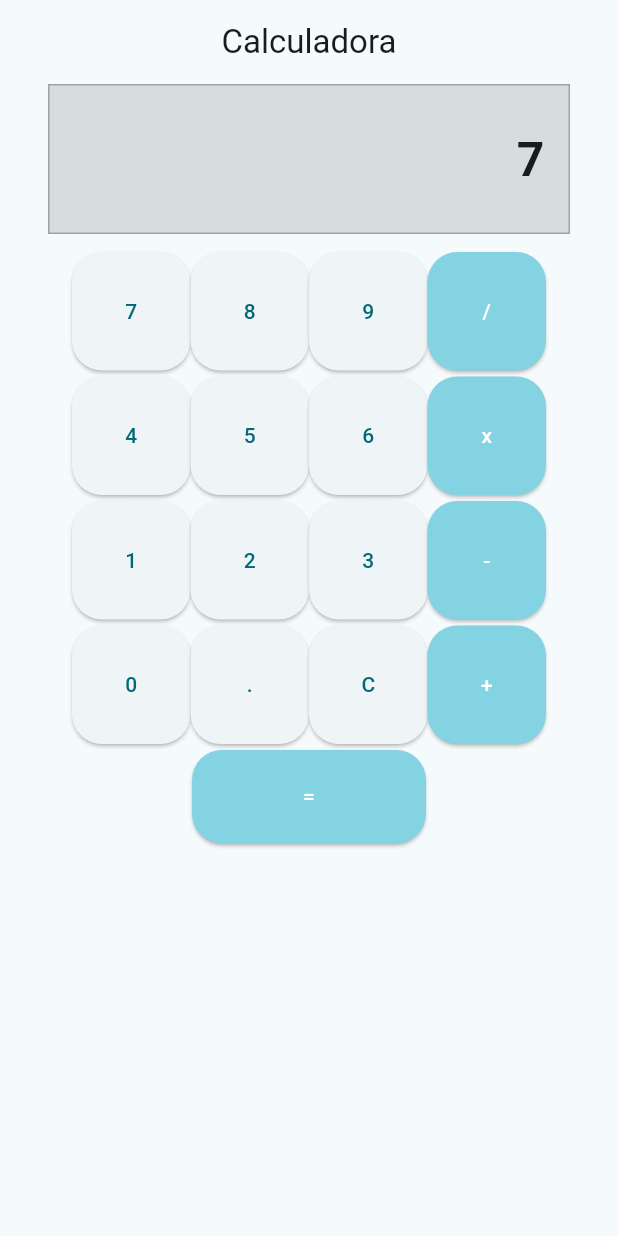
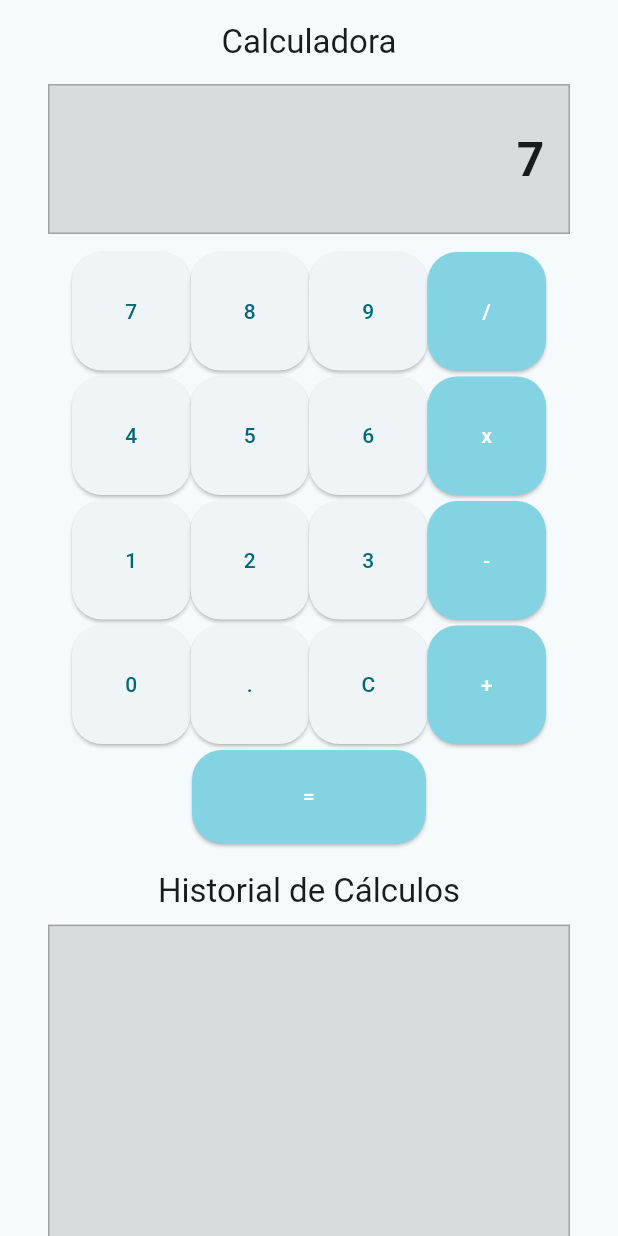
Before and after one commit to CarlosGonzalez14/dispositivos-moviles-act-6-provider, a Flutter app: the screen it shows after launch, after a tap on an icon or button, on a phone screen of 412 x 824 dp. Run offline on Flutter 3.47's test engine with Material 3 defaults, Android fonts, the phone set to English and light mode, and no system bars.

Commit message:
Añadí historial de cálculos

```diff
--- a/lib/provider/display_controller.dart
+++ b/lib/provider/display_controller.dart
@@ -1,12 +1,14 @@
 import 'package:flutter/material.dart';
 
 class DisplayController extends ChangeNotifier{
-  String _displayText = "";
+  String _displayText = "", _calculation = "";
+  List<String> _calculationHistory = [];
   String? _operator;
   double? _firstValue, _secondValue;
   bool _newOperation = true;
 
   String get displayText => _displayText;
+  List<String> get calculationHistory => _calculationHistory;
 
   set displayText(String value){
       switch(value)
@@ -64,6 +66,10 @@ class DisplayController extends ChangeNotifier{
               _displayText = ((_firstValue ?? 0.0) / (_secondValue ?? 0.0)).toString();
                 break;
             }
+            _calculation = "$_firstValue $_operator $_secondValue = $_displayText";
+            _calculationHistory.add(_calculation);
+
+            _calculation = "";
             _firstValue = null;
             _secondValue = null;
             _operator = null;
--- a/lib/screens/calculadora_screen.dart
+++ b/lib/screens/calculadora_screen.dart
@@ -2,6 +2,7 @@ import 'package:flutter/material.dart';
 import 'package:moviles_act_4/widgets/button_row.dart';
 import 'package:moviles_act_4/widgets/display.dart';
 import 'package:moviles_act_4/widgets/equals_row.dart';
+import 'package:moviles_act_4/widgets/history.dart';
 
 class CalculadoraScreen extends StatefulWidget {
   const CalculadoraScreen({super.key});
@@ -13,6 +14,8 @@ class CalculadoraScreen extends StatefulWidget {
 class _CalculadoraScreenState extends State<CalculadoraScreen> {
   @override
   Widget build(BuildContext context) {
+    final theme = Theme.of(context);
+
     return Scaffold(
       appBar: AppBar(
         title: Text("Calculadora"),
@@ -22,7 +25,7 @@ class _CalculadoraScreenState extends State<CalculadoraScreen> {
         children: [
           Display(),
           SizedBox(height: 10,),
-          Expanded(
+          Container(
             child: Column(
               children: [
                 ButtonRow(rowNumber: 1,),
@@ -32,7 +35,14 @@ class _CalculadoraScreenState extends State<CalculadoraScreen> {
                 EqualsRow(),
               ],
             ),
-          )
+          ),
+          SizedBox(height: 16,),
+          Text(
+            "Historial de Cálculos",
+            style: theme.textTheme.titleLarge
+          ),
+          SizedBox(height: 8,),
+          History(),
         ],
       ),
     );
--- /dev/null
+++ b/lib/widgets/history.dart
@@ -0,0 +1,33 @@
+import 'package:flutter/material.dart';
+import 'package:moviles_act_4/provider/display_controller.dart';
+import 'package:provider/provider.dart';
+
+
+class History extends StatelessWidget{
+  const History({super.key});
+
+  @override
+  Widget build(BuildContext context){
+    List<String> calculationHistory = Provider.of<DisplayController>(context).calculationHistory;
+
+    return Padding(
+      padding: EdgeInsets.symmetric(horizontal: 32),
+      child: Container(
+          width: double.infinity,
+          height: 240,
+          alignment: Alignment.centerRight,
+          padding: EdgeInsets.all(16),
+          decoration: BoxDecoration(
+            border: Border.all(color: Colors.black26),
+            color: Colors.black12,
+          ),
+          child: ListView.builder(
+            itemCount: calculationHistory.length,
+            itemBuilder: (context,index) {
+              return Text((index+1).toString() + ".- " + calculationHistory[index]);
+            }
+          )
+        ),
+    );
+  }
+}
```
